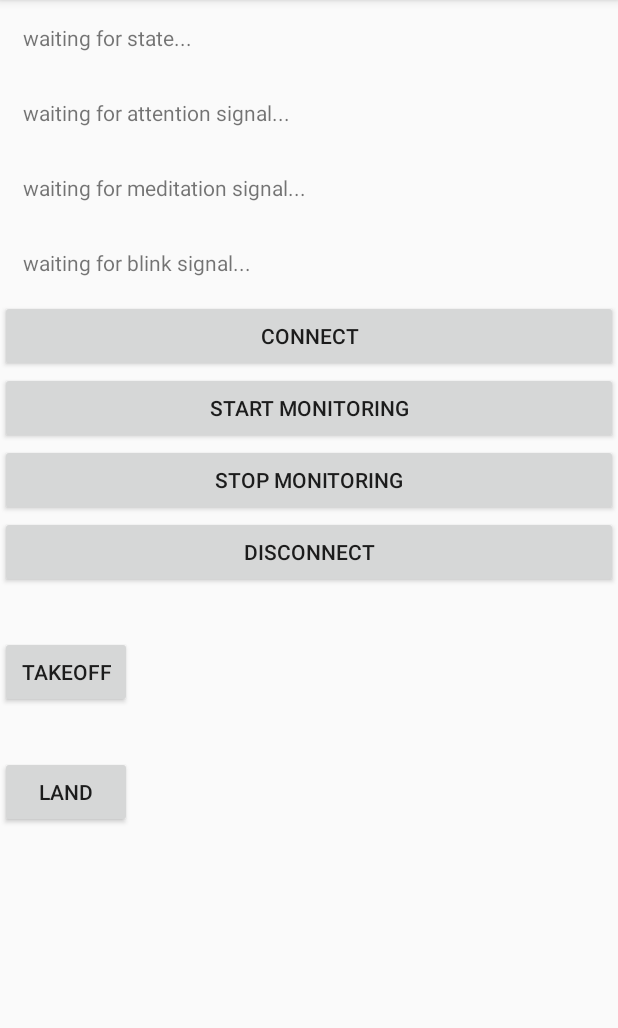
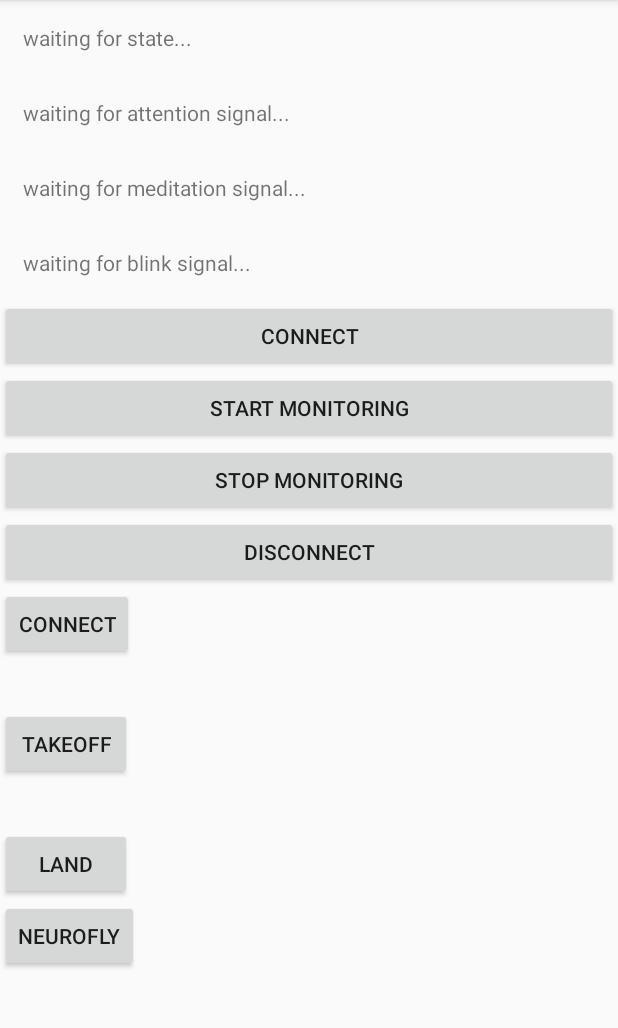
Before and after one commit to D-M-Moriarty/EEG_Android_Companion_App, an Android app: the screen it shows after launch (MainActivity), on a phone screen of 412 x 824 dp, the part 84-1112 px from its top. Run offline under Robolectric (Android 15) with nearby library versions, the phone set to English and light mode, and no system bars; our stand-ins replace ButterKnife; libraries missing offline, so code that uses them is left out: org.tensorflow.contrib; 2 statements that could not run were skipped.

Commit message:
Connected buttons to tello commands, waves are now analyzed and controlling tello

```diff
--- a/app-java/src/main/java/com/github/pwittchen/neurosky/app/TelloController.java
+++ b/app-java/src/main/java/com/github/pwittchen/neurosky/app/TelloController.java
@@ -1,8 +1,4 @@
 package com.github.pwittchen.neurosky.app;
-
-import android.widget.ArrayAdapter;
-import android.widget.AutoCompleteTextView;
-import android.widget.TextView;
 
 import java.net.DatagramSocket;
 import java.net.InetAddress;
@@ -22,6 +18,7 @@ class TelloController {
     static final int DRONE_BUFFER_SIZE = 1518;
     static final int DRONE_PORT = 8889;
     static DatagramSocket UPD_SOCKET = null;
+    String commands = "command takeoff land cw ccw forward back left right up down flip speed speed? battery?";
 
     TelloController() {
          try {
@@ -35,8 +32,7 @@ class TelloController {
             udpServer.runUdpServer();
             udpClient = new UDP_Client();
         }
-        udpClient.Message = "command";
-        udpClient.sendMessage();
+
     }
 
     String[] getmCmdArray() {
--- a/app-java/src/main/java/com/github/pwittchen/neurosky/app/TensorflowClassifier.java
+++ b/app-java/src/main/java/com/github/pwittchen/neurosky/app/TensorflowClassifier.java
@@ -66,12 +66,12 @@ public class TensorflowClassifier {
         return 2;
     }
 
-    public String getClass(float[] a) {
+    String getClass(float[] a) {
         int index = getLargest(a);
         if (index == 2)
             return "rest";
         else if (index == 1)
             return "forward";
-        return "backward";
+        return "back";
     }
 }
--- a/app-java/src/main/java/com/github/pwittchen/neurosky/app/UDP_Client.java
+++ b/app-java/src/main/java/com/github/pwittchen/neurosky/app/UDP_Client.java
@@ -10,7 +10,6 @@ public class UDP_Client {
 
     public String Message;
 
-    @SuppressLint({"NewApi", "StaticFieldLeak"})
     public void sendMessage() {
         new AsyncTask<Void, Void, Void>() {
             @Override
--- a/app-java/src/main/java/com/github/pwittchen/neurosky/app/UDP_Server.java
+++ b/app-java/src/main/java/com/github/pwittchen/neurosky/app/UDP_Server.java
@@ -14,7 +14,6 @@ public class UDP_Server {
     private String droneResponse;
 
 //    @SuppressLint("NewApi")
-    @SuppressLint("StaticFieldLeak")
     public void runUdpServer()
     {
         new AsyncTask<Void, Void, Void>() {
@@ -45,12 +44,12 @@ public class UDP_Server {
 
             protected void onProgressUpdate(Void... progress) {
                 TelloController.DRONE_SOCKET_ACTIVE = true;
-                TEXT_RESPONSE.setText(droneResponse.trim());
+                TEXT_RESPONSE = droneResponse.trim();
             }
 
             protected void onPostExecute(Void result) {
                 TelloController.DRONE_SOCKET_ACTIVE = false;
-                TEXT_RESPONSE.setText("Error. UDP server loop ended unexpectedly!");
+                TEXT_RESPONSE = "Error. UDP server loop ended unexpectedly!";
                 super.onPostExecute(result);
             }
         }.executeOnExecutor(AsyncTask.THREAD_POOL_EXECUTOR);
--- a/app-java/src/main/res/layout/activity_main.xml
+++ b/app-java/src/main/res/layout/activity_main.xml
@@ -66,6 +66,13 @@
         android:text="@string/disconnect" />
 
     <Button
+        android:id="@+id/btnConnect"
+        android:layout_width="wrap_content"
+        android:layout_height="wrap_content"
+        android:onClick="onClickConnect"
+        android:text="Connect" />
+
+    <Button
         android:id="@+id/btnTakeOff"
         android:layout_width="wrap_content"
         android:layout_height="wrap_content"
@@ -85,6 +92,13 @@
         app:layout_constraintStart_toStartOf="parent"
         app:layout_constraintTop_toTopOf="parent" />
 
+    <Button
+        android:id="@+id/btnNeuroFly"
+        android:layout_width="wrap_content"
+        android:layout_height="wrap_content"
+        android:onClick="onClickPerformAction"
+        android:text="NeuroFly" />
+
 
   </LinearLayout>
 
```
Also changed, not shown: app-java/src/main/java/com/github/pwittchen/neurosky/app/MainActivity.java (+41 -18 lines).
